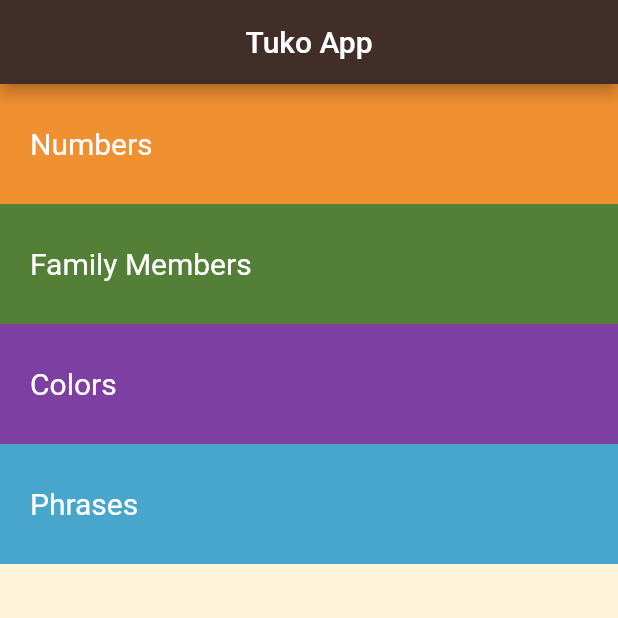
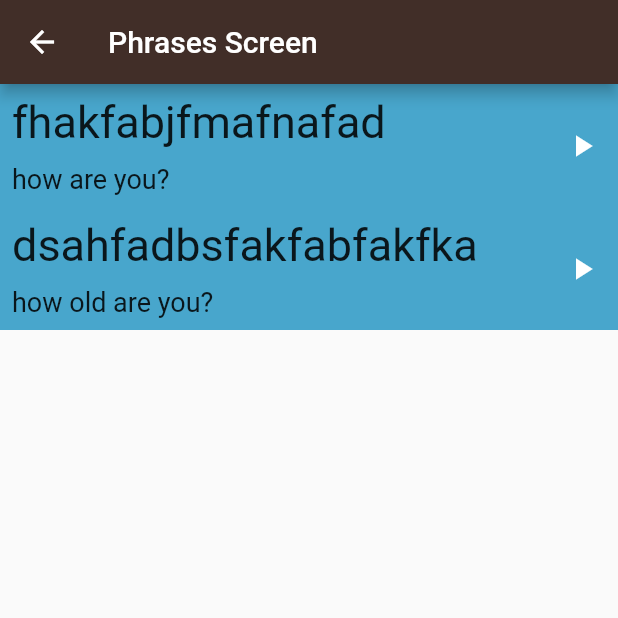
Before and after one commit to HusseinElwakeel/tuko2_app, a Flutter app: the screen it shows after launch, after a tap on "Phrases", on a phone screen of 412 x 824 dp, the top half of it. Run offline on Flutter 3.47's test engine with Material 2 defaults, Android fonts, the light colour scheme and no system bars; our stand-ins replace audioplayers.

Commit message:
phrases Screen

```diff
--- /dev/null
+++ b/lib/component/PhasesWidget.dart
@@ -0,0 +1,51 @@
+import 'package:flutter/cupertino.dart';
+import 'package:flutter/material.dart';
+import 'package:tuko_app/models/PhrasesModel.dart';
+
+class PhrasesWidget extends StatelessWidget {
+  PhrasesWidget({super.key, required this.phrases});
+
+  final PhrasesModel phrases;
+
+  @override
+  Widget build(BuildContext context) {
+    return Container(
+      color: Color(0xff48a6cc),
+      child: Row(
+        children: [
+          Padding(
+            padding: const EdgeInsets.all(8.0),
+            child: Column(
+              crossAxisAlignment: CrossAxisAlignment.start,
+              mainAxisAlignment: MainAxisAlignment.start,
+              children: [
+                Text(
+                  phrases.JpSentences,
+                  style: TextStyle(
+                    fontSize: 30,
+                  ),
+                ),
+                SizedBox(
+                  height: 10,
+                ),
+                Text(
+                  phrases.EnSentences,
+                  style: TextStyle(fontSize: 18),
+                ),
+              ],
+            ),
+          ),
+          Spacer(
+            flex: 1,
+          ),
+          IconButton(
+              onPressed: () {},
+              icon: Icon(
+                Icons.play_arrow,
+                color: Colors.white,
+              ))
+        ],
+      ),
+    );
+  }
+}
--- /dev/null
+++ b/lib/models/PhrasesModel.dart
@@ -0,0 +1,11 @@
+class PhrasesModel {
+  final String JpSentences;
+  final String EnSentences;
+  final String Sound;
+
+  PhrasesModel({
+    required this.EnSentences,
+    required this.JpSentences,
+    required this.Sound,
+  });
+}
--- a/lib/screens/HomeScreen.dart
+++ b/lib/screens/HomeScreen.dart
@@ -1,6 +1,7 @@
 import 'package:flutter/material.dart';
 import 'package:tuko_app/component/Category%20Widget.dart';
 import 'package:tuko_app/screens/NumbersScreen.dart';
+import 'package:tuko_app/screens/PhrasesScreen.dart';
 import 'package:tuko_app/screens/familyMemberScreen.dart';
 
 class HomeScreen extends StatelessWidget {
@@ -45,7 +46,16 @@ class HomeScreen extends StatelessWidget {
             color: Color(0xff7d3fa2),
             onTap: () {},
           ),
-          Category(text: "Phrases", color: Color(0xff48a6cc), onTap: () {}),
+          Category(
+              text: "Phrases",
+              color: Color(0xff48a6cc),
+              onTap: () {
+                Navigator.push(
+                    context,
+                    MaterialPageRoute(
+                      builder: (context) => PhrasesScreen(),
+                    ));
+              }),
           // Container(
           //   padding: EdgeInsets.only(left: 20),
           //   alignment: Alignment.centerLeft,
--- /dev/null
+++ b/lib/screens/PhrasesScreen.dart
@@ -0,0 +1,32 @@
+import 'package:flutter/material.dart';
+import 'package:tuko_app/component/PhasesWidget.dart';
+import 'package:tuko_app/models/PhrasesModel.dart';
+
+class PhrasesScreen extends StatelessWidget {
+  PhrasesScreen({super.key});
+
+  final List<PhrasesModel> phrasesSentences = [
+    PhrasesModel(
+        EnSentences: "how are you?",
+        JpSentences: "fhakfabjfmafnafad",
+        Sound: ''),
+    PhrasesModel(
+        EnSentences: "how old are you?",
+        JpSentences: "dsahfadbsfakfabfakfka",
+        Sound: '')
+  ];
+
+  @override
+  Widget build(BuildContext context) {
+    return Scaffold(
+      appBar: AppBar(
+        title: Text("Phrases Screen"),
+      ),
+      body: ListView.builder(
+        itemBuilder: (context, index) =>
+            PhrasesWidget(phrases: phrasesSentences[index]),
+        itemCount: phrasesSentences.length,
+      ),
+    );
+  }
+}
```
